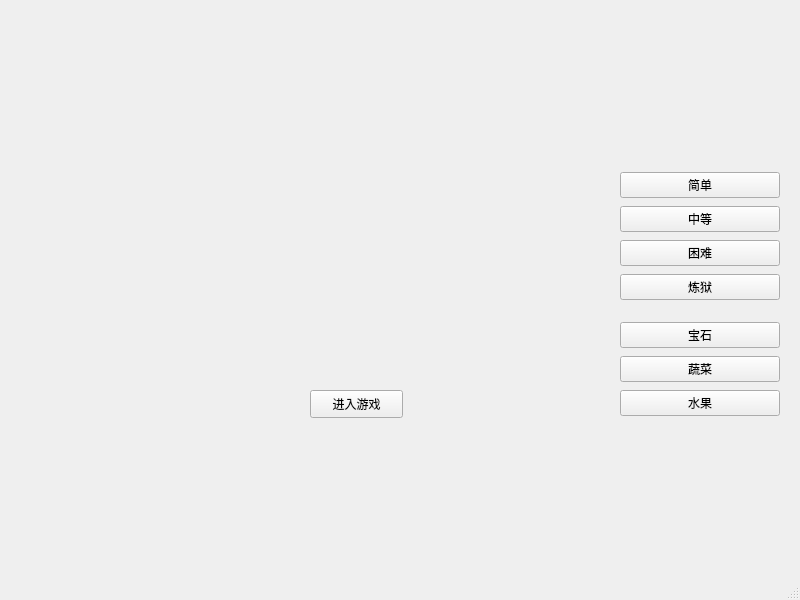
This is mainwindow.ui in NorthOuterTowner/Bejeweled4 as Qt 5 draws it before an edit. The edited form follows.
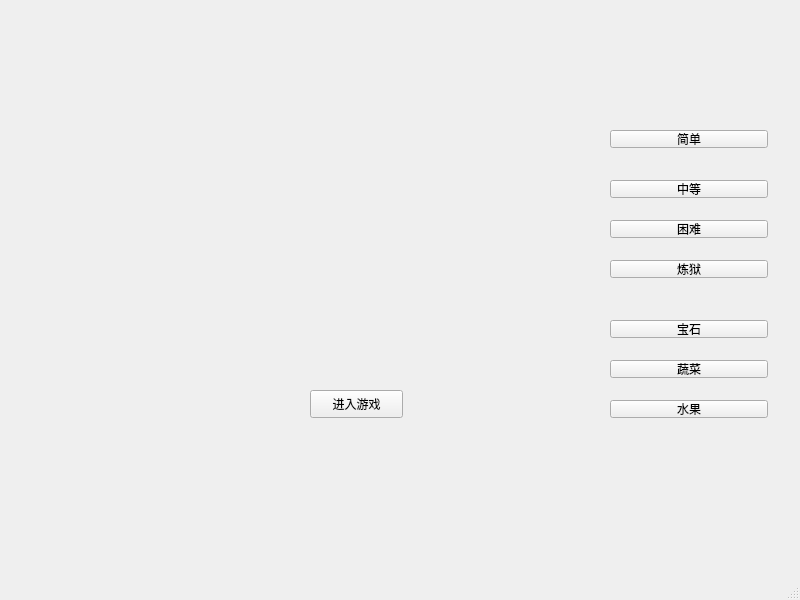
This is the edited form.

```diff
--- a/mainwindow.ui
+++ b/mainwindow.ui
@@ -27,79 +27,97 @@
      <string>进入游戏</string>
     </property>
    </widget>
-   <widget class="QWidget" name="verticalLayoutWidget">
-    <property name="geometry">
-     <rect>
-      <x>620</x>
-      <y>170</y>
-      <width>160</width>
-      <height>135</height>
-     </rect>
-    </property>
-    <layout class="QVBoxLayout" name="verticalLayout">
-     <item>
       <widget class="QPushButton" name="pushButton_2">
+    <property name="geometry">
+     <rect>
+      <x>610</x>
+      <y>130</y>
+      <width>158</width>
+      <height>18</height>
+     </rect>
+    </property>
        <property name="text">
         <string>简单</string>
        </property>
       </widget>
-     </item>
-     <item>
       <widget class="QPushButton" name="pushButton_3">
+    <property name="geometry">
+     <rect>
+      <x>610</x>
+      <y>180</y>
+      <width>158</width>
+      <height>18</height>
+     </rect>
+    </property>
        <property name="text">
         <string>中等</string>
        </property>
       </widget>
-     </item>
-     <item>
       <widget class="QPushButton" name="pushButton_4">
+    <property name="geometry">
+     <rect>
+      <x>610</x>
+      <y>220</y>
+      <width>158</width>
+      <height>18</height>
+     </rect>
+    </property>
        <property name="text">
         <string>困难</string>
        </property>
       </widget>
-     </item>
-     <item>
       <widget class="QPushButton" name="pushButton_8">
+    <property name="geometry">
+     <rect>
+      <x>610</x>
+      <y>260</y>
+      <width>158</width>
+      <height>18</height>
+     </rect>
+    </property>
        <property name="text">
         <string>炼狱</string>
        </property>
       </widget>
-     </item>
-    </layout>
-   </widget>
-   <widget class="QWidget" name="verticalLayoutWidget_2">
-    <property name="geometry">
-     <rect>
-      <x>620</x>
-      <y>320</y>
-      <width>160</width>
-      <height>100</height>
-     </rect>
-    </property>
-    <layout class="QVBoxLayout" name="verticalLayout_2">
-     <item>
       <widget class="QPushButton" name="pushButton_5">
+    <property name="geometry">
+     <rect>
+      <x>610</x>
+      <y>320</y>
+      <width>158</width>
+      <height>18</height>
+     </rect>
+    </property>
        <property name="text">
         <string>宝石</string>
        </property>
       </widget>
-     </item>
-     <item>
       <widget class="QPushButton" name="pushButton_6">
+    <property name="geometry">
+     <rect>
+      <x>610</x>
+      <y>360</y>
+      <width>158</width>
+      <height>18</height>
+     </rect>
+    </property>
        <property name="text">
         <string>蔬菜</string>
        </property>
       </widget>
-     </item>
-     <item>
       <widget class="QPushButton" name="pushButton_7">
+    <property name="geometry">
+     <rect>
+      <x>610</x>
+      <y>400</y>
+      <width>158</width>
+      <height>18</height>
+     </rect>
+    </property>
        <property name="text">
         <string>水果</string>
        </property>
       </widget>
-     </item>
-    </layout>
-   </widget>
   </widget>
   <widget class="QMenuBar" name="menubar">
    <property name="geometry">
```
Left out of the diff: 2 changed lines with no effect on the pictures. Lines whose indentation alone changed are shown as unchanged.
